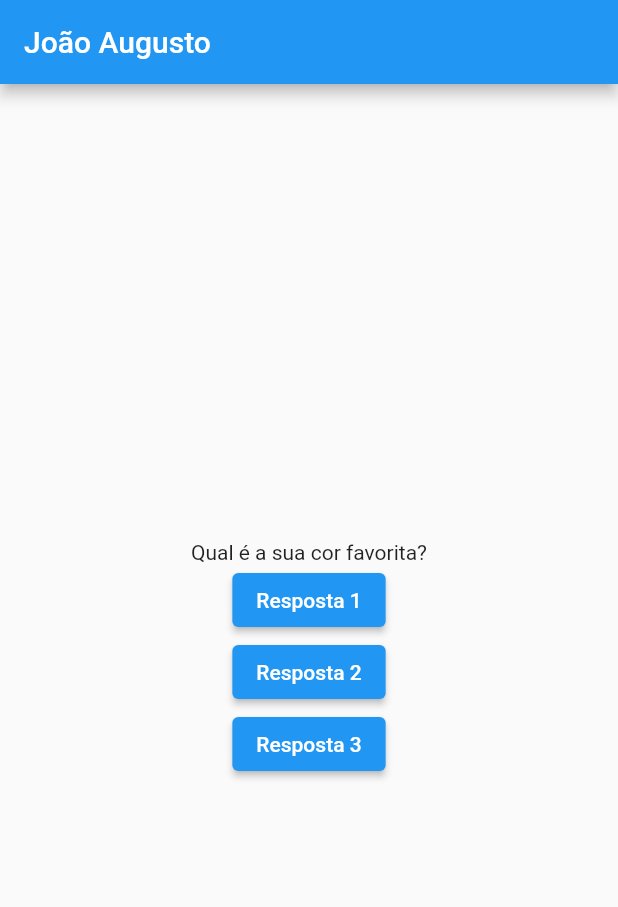
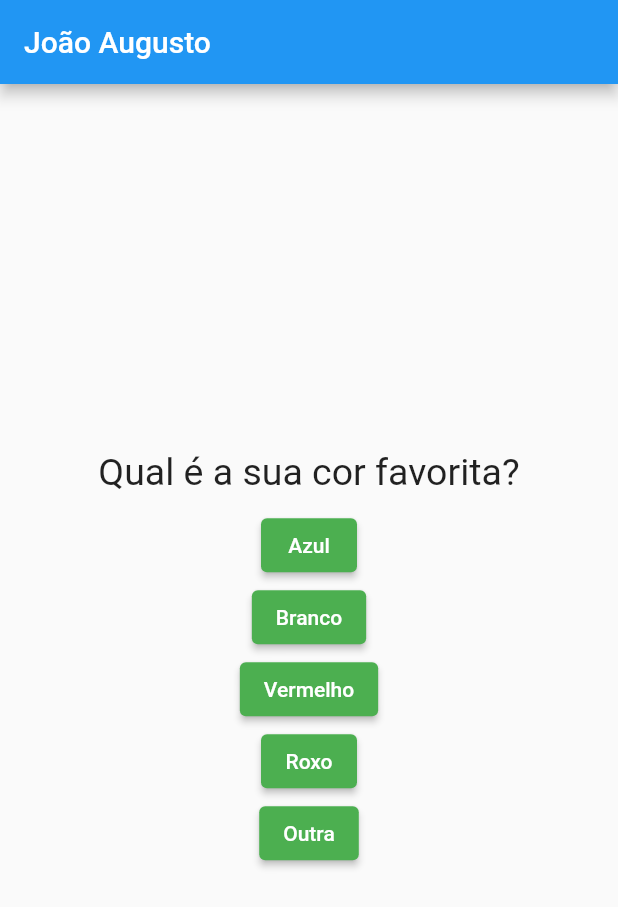
Before and after one commit to joaoaugustojr/flutter_theme, a Flutter app: the screen it shows after launch, on a phone screen of 412 x 824 dp. Shown: the top 907 px of the screen. Run offline on Flutter 3.47's test engine with Material 2 defaults, Android fonts, the phone set to English and light mode, and no system bars.

Commit message:
add reponse

```diff
--- a/lib/main.dart
+++ b/lib/main.dart
@@ -1,4 +1,6 @@
 import 'package:flutter/material.dart';
+import 'package:flutter_learning/questao.dart';
+import 'package:flutter_learning/resposta.dart';
 // import 'package:flutter/rendering.dart';
 // import 'package:flutter_learning/app.dart';
 // import 'package:flutter_learning/counter_people.dart';
@@ -14,66 +16,99 @@ main() {
 
 class PerguntaApp extends StatefulWidget {
   @override
-  PerguntaAppState createState() {
-    return PerguntaAppState();
+  _PerguntaAppState createState() {
+    return _PerguntaAppState();
   }
 }
 
-class PerguntaAppState extends State<PerguntaApp> {
-  var perguntaSelecionada = 0;
+class _PerguntaAppState extends State<PerguntaApp> {
+  var _perguntaSelecionada = 0;
 
-  final perguntas = [
-    'Qual é a sua cor favorita?',
-    'Qual é o seu animal favorito?',
-    'Qual é o seu hobby favorito?',
-    'Qual é o sua cidade favorita?',
-    'Qual é o seu jogo favorito?',
-    'Qual é a sua fruta favorita?',
-    'Qual é a sua comida favorita?'
+  final _perguntas = [
+    {
+      'pergunta': 'Qual é a sua cor favorita?',
+      'respostas': ['Azul', 'Branco', 'Vermelho', 'Roxo', 'Outra']
+    },
+    {
+      'pergunta': 'Qual é o seu animal favorito?',
+      'respostas': ['Cavalo', 'Cachorro', 'Gato', 'Outro']
+    },
+    {
+      'pergunta': 'Qual é o seu hobby favorito?',
+      'respostas': ['Viajar', 'Desenhar', 'Praticar Esportes', 'Outro']
+    },
+    {
+      'pergunta': 'Qual é o sua cidade favorita?',
+      'respostas': ['São Paulo', 'Rio de Janeiro', 'Catalão', 'Outra']
+    },
+    {
+      'pergunta': 'Qual é o seu jogo favorito?',
+      'respostas': ['Cartas', 'Dama', 'Xadrez', 'Outro']
+    },
+    {
+      'pergunta': 'Qual é a sua fruta favorita?',
+      'respostas': ['Banana', 'Maça', 'Uva', 'Outra']
+    },
+    {
+      'pergunta': 'Qual é a sua comida favorita?',
+      'respostas': ['Arroz', 'Feijão', 'Carne', 'Outra']
+    }
   ];
 
-  void responder() {
+  void _responder() {
+    if (isPerguntaSelecionada) {
       setState(() {
-      if (perguntaSelecionada < perguntas.length - 1) {
-        perguntaSelecionada++;
-      } else {
-        perguntaSelecionada = 0;
+        _perguntaSelecionada++;
+      });
     }
+  }
+
+  void _responderNovamente() {
+    setState(() {
+      _perguntaSelecionada = 0;
     });
+  }
 
-    print("responder: $perguntaSelecionada");
-    print("$perguntaSelecionada, ${perguntas.length}");
+  bool get isPerguntaSelecionada {
+    return _perguntaSelecionada < _perguntas.length;
   }
 
   @override
   Widget build(BuildContext context) {
+    List respostas = isPerguntaSelecionada
+        ? _perguntas[_perguntaSelecionada]['respostas']
+        : null;
+
     return MaterialApp(
       home: Scaffold(
         appBar: AppBar(
           title: Text('João Augusto'),
         ),
         body: Center(
-          child: Column(
+          child: isPerguntaSelecionada
+              ? Column(
                   mainAxisAlignment: MainAxisAlignment.center,
                   children: [
-              Text(perguntas[perguntaSelecionada]),
-              ElevatedButton(
-                onPressed: () {
-                  responder();
-                },
-                child: Text("Resposta 1"),
+                    Questao(_perguntas[_perguntaSelecionada]['pergunta']),
+                    ...respostas.map((r) => Resposta(r, _responder)).toList()
+                  ],
+                )
+              : Column(
+                  mainAxisAlignment: MainAxisAlignment.center,
+                  children: [
+                    Text(
+                      'Parabens!!',
+                      style: TextStyle(fontSize: 28),
                     ),
                     ElevatedButton(
                       onPressed: () {
-                  responder();
+                        _responderNovamente();
                       },
-                child: Text("Resposta 2"),
+                      child: Text('Responder Novamente'),
+                      style: ButtonStyle(
+                        backgroundColor:
+                            MaterialStateProperty.all<Color>(Colors.orange),
                       ),
-              ElevatedButton(
-                onPressed: () {
-                  responder();
-                },
-                child: Text("Resposta 3"),
                     ),
                   ],
                 ),
--- /dev/null
+++ b/lib/questao.dart
@@ -0,0 +1,21 @@
+import 'package:flutter/material.dart';
+
+class Questao extends StatelessWidget {
+  final String texto;
+
+  Questao(this.texto);
+
+  @override
+  Widget build(BuildContext context) {
+    return Container(
+      child: Container(
+        margin: EdgeInsets.only(bottom: 10),
+        child: Text(
+          texto,
+          textAlign: TextAlign.center,
+          style: TextStyle(fontSize: 25),
+        ),
+      ),
+    );
+  }
+}
--- /dev/null
+++ b/lib/resposta.dart
@@ -0,0 +1,25 @@
+import 'package:flutter/material.dart';
+
+class Resposta extends StatelessWidget {
+  final String texto;
+  final void Function() onSelect;
+
+  Resposta(this.texto, this.onSelect);
+
+  @override
+  Widget build(BuildContext context) {
+    return Container(
+      // width: double.infinity,
+      child: ElevatedButton(
+        style: ButtonStyle(
+          backgroundColor: MaterialStateProperty.all<Color>(Colors.green),
+          foregroundColor: MaterialStateProperty.all<Color>(Colors.white),
+        ),
+        onPressed: () {
+          onSelect();
+        },
+        child: Text(texto),
+      ),
+    );
+  }
+}
```
Lines whose indentation alone changed are shown as unchanged.
